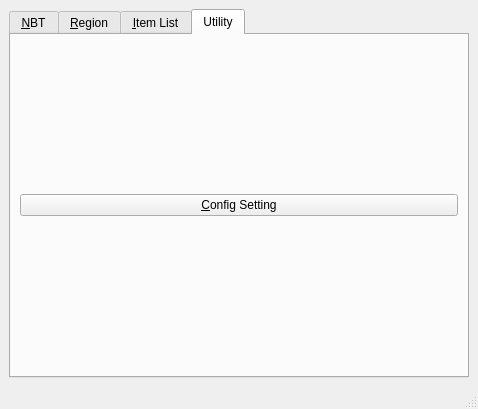
Above: src/qt/mainwindow.ui from DreamHelium/dhlrc before the change. Below: the same form after it.
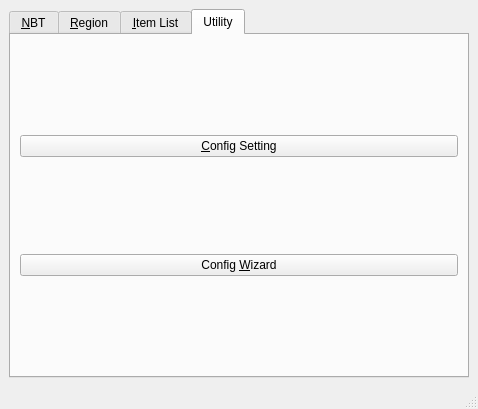
That is the form after the change. The open tabs and pages were chosen to show the change.

The edit to the form file:
```diff
--- a/src/qt/mainwindow.ui
+++ b/src/qt/mainwindow.ui
@@ -14,7 +14,7 @@
    <string>Litematica reader</string>
   </property>
   <widget class="QWidget" name="centralwidget">
-   <layout class="QVBoxLayout" name="verticalLayout_7">
+   <layout class="QHBoxLayout" name="horizontalLayout_3">
     <item>
      <widget class="QTabWidget" name="tabWidget">
       <property name="currentIndex">
@@ -141,7 +141,7 @@
        <attribute name="title">
         <string>Utility</string>
        </attribute>
-       <layout class="QHBoxLayout" name="horizontalLayout">
+       <layout class="QVBoxLayout" name="verticalLayout">
         <item>
          <widget class="QPushButton" name="configBtn">
           <property name="text">
@@ -149,6 +149,13 @@
           </property>
          </widget>
         </item>
+        <item>
+         <widget class="QPushButton" name="configBtn_3">
+          <property name="text">
+           <string>Config &amp;Wizard</string>
+          </property>
+         </widget>
+        </item>
        </layout>
       </widget>
      </widget>
```
